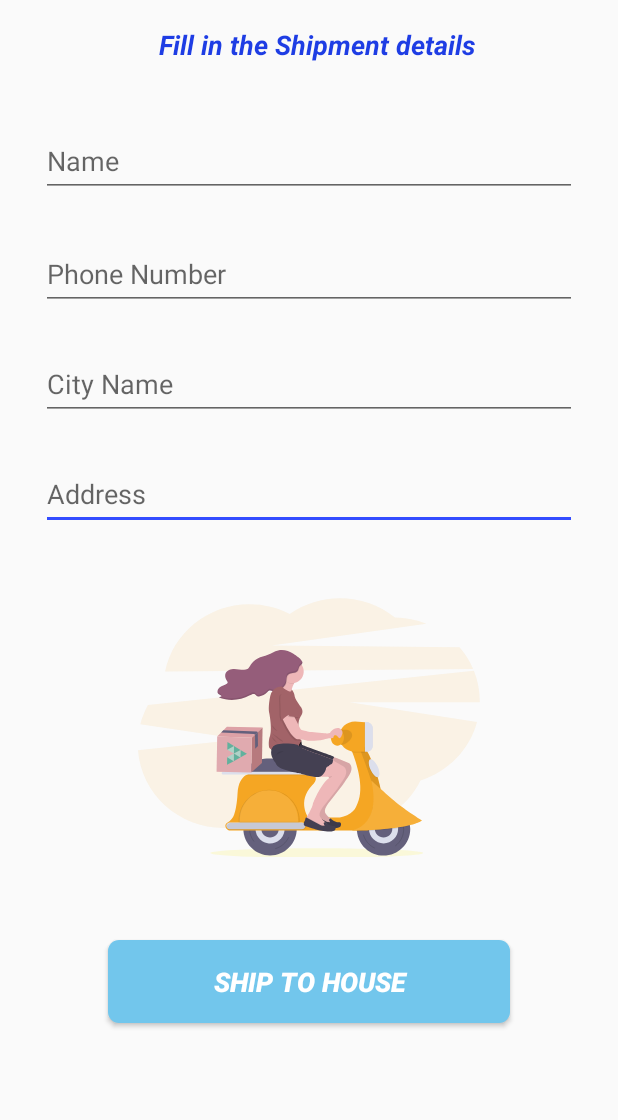
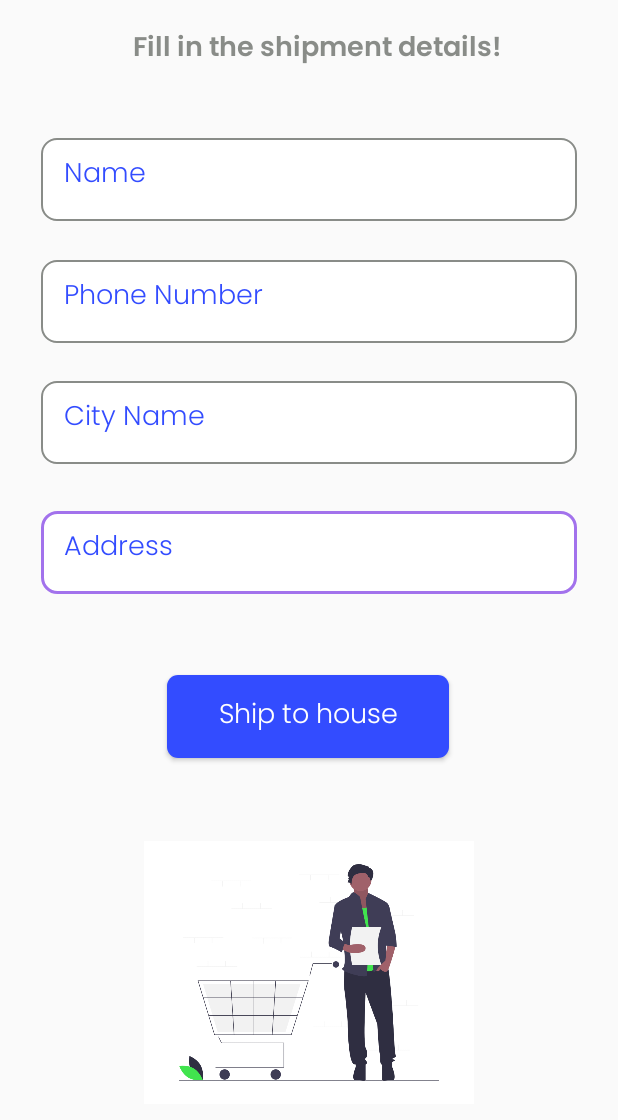
Before and after one commit to manojitht/MediApp--EFOSEYOUYES, an Android app: the ConfirmOrderActivity screen opened directly, with no data from a screen before it, on a phone screen of 412 x 824 dp. Shown: the top 1120 px of the screen. Run offline under Robolectric (Android 15) with nearby library versions, the phone set to English and light mode, and no system bars; our stand-ins replace Firebase (no records; nobody signed in at launch, a user with empty details on screens opened directly); Roboto replaces fonts that are not available here.

Commit message:
Confirm order panel update

```diff
--- a/app/src/main/res/layout/activity_confirm_order.xml
+++ b/app/src/main/res/layout/activity_confirm_order.xml
@@ -9,52 +9,64 @@
     <EditText
         android:id="@+id/shipment_address"
         android:layout_width="357dp"
-        android:layout_height="48dp"
+        android:layout_height="55dp"
+        android:background="@drawable/custom_input"
         android:ems="10"
+        android:fontFamily="@font/poppins_light"
         android:hint="Address"
+        android:textColorHint="@color/colorBlue"
         android:inputType="textPersonName"
+        android:padding="15dp"
         app:layout_constraintBottom_toBottomOf="parent"
         app:layout_constraintEnd_toEndOf="parent"
         app:layout_constraintStart_toStartOf="parent"
         app:layout_constraintTop_toBottomOf="@+id/textView"
-        app:layout_constraintVertical_bias="0.356" />
+        app:layout_constraintVertical_bias="0.409" />
 
     <EditText
         android:id="@+id/shipment_city"
         android:layout_width="357dp"
-        android:layout_height="48dp"
+        android:layout_height="55dp"
+        android:background="@drawable/custom_input"
         android:ems="10"
+        android:fontFamily="@font/poppins_light"
         android:hint="City Name"
+        android:textColorHint="@color/colorBlue"
         android:inputType="textPersonName"
+        android:padding="15dp"
         app:layout_constraintBottom_toBottomOf="parent"
         app:layout_constraintEnd_toEndOf="parent"
         app:layout_constraintStart_toStartOf="parent"
         app:layout_constraintTop_toBottomOf="@+id/textView"
-        app:layout_constraintVertical_bias="0.256" />
+        app:layout_constraintVertical_bias="0.289" />
 
     <EditText
         android:id="@+id/shipment_PhNumber"
         android:layout_width="357dp"
-        android:layout_height="48dp"
+        android:layout_height="55dp"
+        android:background="@drawable/custom_input"
         android:ems="10"
+        android:fontFamily="@font/poppins_light"
         android:hint="Phone Number"
+        android:textColorHint="@color/colorBlue"
         android:inputType="textPersonName"
+        android:padding="15dp"
         android:textColor="@color/colorBlack"
         app:layout_constraintBottom_toBottomOf="parent"
         app:layout_constraintEnd_toEndOf="parent"
         app:layout_constraintStart_toStartOf="parent"
         app:layout_constraintTop_toBottomOf="@+id/textView"
-        app:layout_constraintVertical_bias="0.156" />
+        app:layout_constraintVertical_bias="0.178" />
 
     <TextView
         android:id="@+id/textView"
         android:layout_width="368dp"
         android:layout_height="27dp"
-        android:text="Fill in the Shipment details"
+        android:fontFamily="@font/poppins_semibold"
+        android:text="Fill in the shipment details!"
         android:textAlignment="center"
-        android:textColor="#1E3DE4"
+        android:textColor="@color/colorGrey"
         android:textSize="18sp"
-        android:textStyle="bold|italic"
         app:layout_constraintBottom_toBottomOf="parent"
         app:layout_constraintEnd_toEndOf="parent"
         app:layout_constraintHorizontal_bias="0.627"
@@ -65,43 +77,46 @@
     <EditText
         android:id="@+id/shipment_name"
         android:layout_width="357dp"
-        android:layout_height="48dp"
+        android:layout_height="55dp"
+        android:background="@drawable/custom_input"
         android:ems="10"
+        android:fontFamily="@font/poppins_light"
         android:hint="Name"
+        android:textColorHint="@color/colorBlue"
         android:inputType="textPersonName"
+        android:padding="15dp"
         app:layout_constraintBottom_toBottomOf="parent"
         app:layout_constraintEnd_toEndOf="parent"
         app:layout_constraintStart_toStartOf="parent"
         app:layout_constraintTop_toBottomOf="@+id/textView"
-        app:layout_constraintVertical_bias="0.053" />
+        app:layout_constraintVertical_bias="0.065" />
 
-    <com.airbnb.lottie.LottieAnimationView
-        android:id="@+id/lottie_layer_name"
-        android:layout_width="281dp"
-        android:layout_height="173dp"
+
+    <Button
+        android:id="@+id/shipment_confirm"
+        android:layout_width="188dp"
+        android:layout_height="55dp"
+        android:background="@drawable/buttonblue"
+        android:fontFamily="@font/poppins_light"
+        android:text="Ship to house"
+        android:textAllCaps="false"
+        android:textColor="@color/colorWhite"
+        android:textSize="18dp"
+        app:layout_constraintBottom_toBottomOf="parent"
+        app:layout_constraintEnd_toEndOf="parent"
+        app:layout_constraintHorizontal_bias="0.496"
+        app:layout_constraintStart_toStartOf="parent"
+        app:layout_constraintTop_toBottomOf="@+id/shipment_address"
+        app:layout_constraintVertical_bias="0.145" />
+
+    <ImageView
+        android:id="@+id/imageView6"
+        android:layout_width="225dp"
+        android:layout_height="175dp"
         app:layout_constraintBottom_toBottomOf="parent"
         app:layout_constraintEnd_toEndOf="parent"
         app:layout_constraintStart_toStartOf="parent"
-        app:layout_constraintTop_toTopOf="parent"
-        app:layout_constraintVertical_bias="0.612"
-        app:lottie_autoPlay="true"
-        app:lottie_fileName="shipment.json"
-        app:lottie_loop="true"
-        tools:ignore="MissingConstraints" />
-
-    <Button
-        android:id="@+id/shipment_confirm"
-        android:layout_width="268dp"
-        android:layout_height="55dp"
-        android:text="Ship to House"
-        android:textSize="18dp"
-        android:textStyle="bold|italic"
-        android:background="@drawable/buttons"
-        android:textColor="@color/colorWhite"
-        app:layout_constraintBottom_toBottomOf="parent"
-        app:layout_constraintEnd_toEndOf="parent"
-        app:layout_constraintHorizontal_bias="0.498"
-        app:layout_constraintStart_toStartOf="parent"
-        app:layout_constraintTop_toBottomOf="@+id/lottie_layer_name"
-        app:layout_constraintVertical_bias="0.279" />
+        app:layout_constraintTop_toBottomOf="@+id/shipment_confirm"
+        app:layout_constraintVertical_bias="0.387"
+        app:srcCompat="@drawable/undraw_empty_cart_co35" />
 </androidx.constraintlayout.widget.ConstraintLayout>
--- a/app/src/main/res/layout/activity_login.xml
+++ b/app/src/main/res/layout/activity_login.xml
@@ -25,17 +25,17 @@
         android:layout_width="356dp"
         android:layout_height="55dp"
         android:layout_below="@id/lottie_layer_name"
+        android:background="@drawable/custom_input"
         android:drawableStart="@drawable/ic_baseline_person_outline_24"
+        android:drawablePadding="12dp"
         android:fontFamily="@font/poppins_light"
-        android:hint="Username"
+        android:hint="username"
         android:inputType="text"
         android:padding="12dp"
-        android:drawablePadding="12dp"
         android:paddingStart="12dp"
         android:paddingEnd="12dp"
-        android:background="@drawable/custom_input"
         android:textColor="#171616"
-        android:textColorHint="@color/colorBlue"
+        android:textColorHint="@color/colorPurple"
         android:textSize="15dp"
         android:textStyle="bold"
         app:layout_constraintBottom_toTopOf="@+id/Login_password"
@@ -51,17 +51,17 @@
         android:layout_width="356dp"
         android:layout_height="55dp"
         android:layout_below="@id/Login_name"
+        android:background="@drawable/custom_input"
         android:drawableStart="@drawable/ic_baseline_lock_open_24"
+        android:drawablePadding="12dp"
         android:fontFamily="@font/poppins_light"
-        android:hint="Password"
+        android:hint="password"
         android:inputType="textPassword"
         android:padding="12dp"
-        android:drawablePadding="12dp"
         android:paddingStart="12dp"
         android:paddingEnd="12dp"
-        android:background="@drawable/custom_input"
         android:textColor="#0E0C0C"
-        android:textColorHint="@color/colorBlue"
+        android:textColorHint="@color/colorPurple"
         android:textSize="15dp"
         android:textStyle="bold"
         app:layout_constraintBottom_toTopOf="@+id/loginActivity_button"
--- a/app/src/main/res/layout/custom_dialog.xml
+++ b/app/src/main/res/layout/custom_dialog.xml
@@ -30,11 +30,10 @@
         android:text="Loading...."
         android:textAlignment="center"
         android:textColor="@color/colorLightBlue"
-        android:textStyle="italic|bold"
+        android:textStyle="bold"
         app:layout_constraintBottom_toBottomOf="parent"
         app:layout_constraintEnd_toEndOf="parent"
         app:layout_constraintHorizontal_bias="0.535"
         app:layout_constraintStart_toStartOf="parent" />
 
-
 </androidx.constraintlayout.widget.ConstraintLayout>
```
